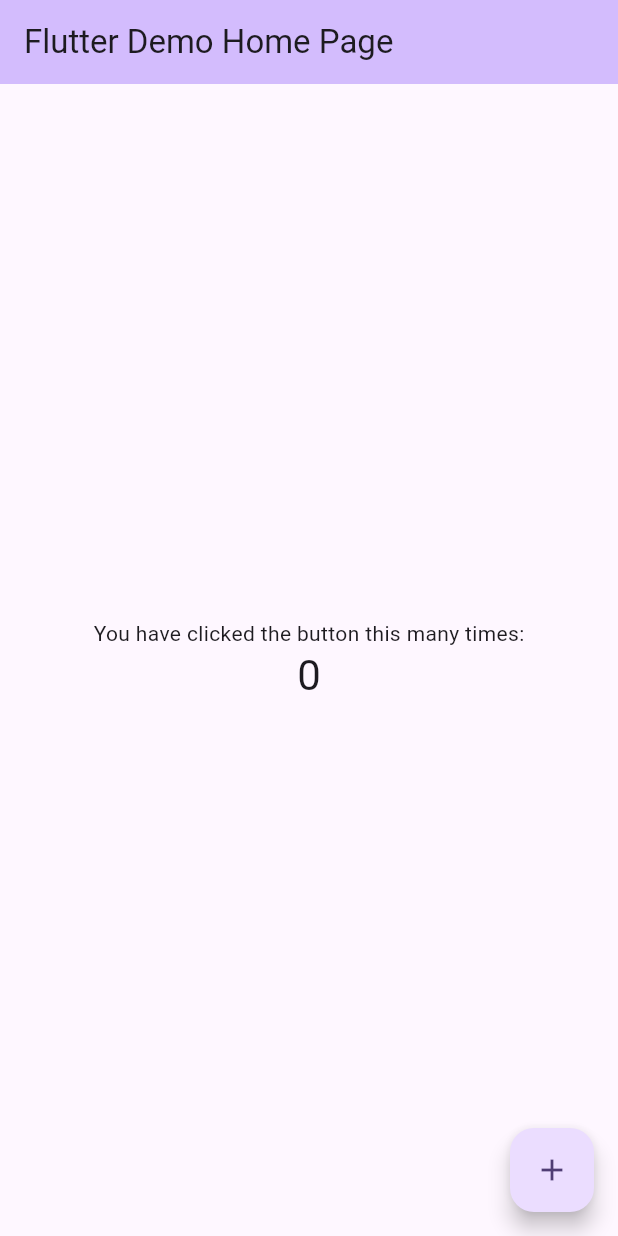
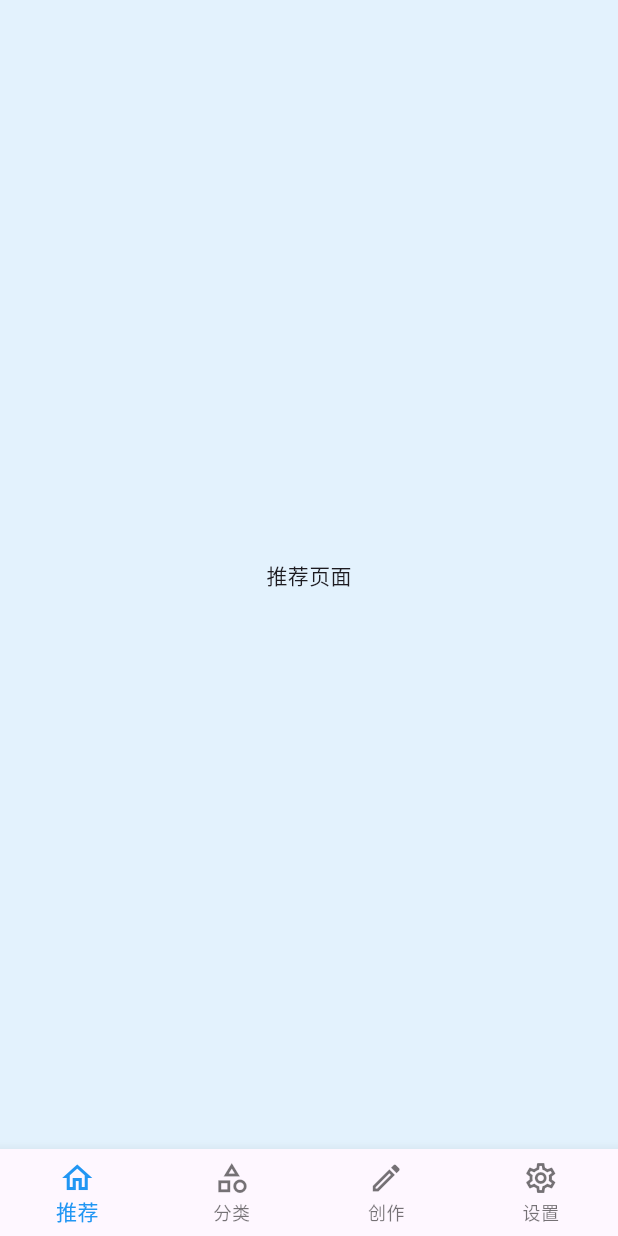
Before and after one commit to imlvyao/Dogtail, a Flutter app: the screen it shows after launch, on a phone screen of 412 x 824 dp. Run offline on Flutter 3.47's test engine with Material 3 defaults, Android fonts, the light colour scheme and no system bars.

Commit message:
下部导航demo

```diff
--- a/dogtailclient/lib/main.dart
+++ b/dogtailclient/lib/main.dart
@@ -1,125 +1,108 @@
 import 'package:flutter/material.dart';
 
-void main() {
-  runApp(const MyApp());
+void main() => runApp(MyApp());
+
+class MyApp extends StatefulWidget {
+  @override
+  _MyAppState createState() => _MyAppState();
 }
 
-class MyApp extends StatelessWidget {
-  const MyApp({super.key});
+class _MyAppState extends State<MyApp> {
+  int _selectedIndex = 0;
+  final List<Widget> _widgetOptions = <Widget>[
+    HomePage(), // 推荐页面
+    CategoryPage(), // 分类页面
+    CreatePage(), // 创作页面
+    SettingPage(), // 设置页面
+  ];
 
-  // This widget is the root of your application.
-  @override
-  Widget build(BuildContext context) {
-    return MaterialApp(
-      title: 'Flutter Demo',
-      theme: ThemeData(
-        // This is the theme of your application.
-        //
-        // TRY THIS: Try running your application with "flutter run". You'll see
-        // the application has a purple toolbar. Then, without quitting the app,
-        // try changing the seedColor in the colorScheme below to Colors.green
-        // and then invoke "hot reload" (save your changes or press the "hot
-        // reload" button in a Flutter-supported IDE, or press "r" if you used
-        // the command line to start the app).
-        //
-        // Notice that the counter didn't reset back to zero; the application
-        // state is not lost during the reload. To reset the state, use hot
-        // restart instead.
-        //
-        // This works for code too, not just values: Most code changes can be
-        // tested with just a hot reload.
-        colorScheme: ColorScheme.fromSeed(seedColor: Colors.deepPurple),
-        useMaterial3: true,
-      ),
-      home: const MyHomePage(title: 'Flutter Demo Home Page'),
-    );
-  }
-}
-
-class MyHomePage extends StatefulWidget {
-  const MyHomePage({super.key, required this.title});
-
-  // This widget is the home page of your application. It is stateful, meaning
-  // that it has a State object (defined below) that contains fields that affect
-  // how it looks.
-
-  // This class is the configuration for the state. It holds the values (in this
-  // case the title) provided by the parent (in this case the App widget) and
-  // used by the build method of the State. Fields in a Widget subclass are
-  // always marked "final".
-
-  final String title;
-
-  @override
-  State<MyHomePage> createState() => _MyHomePageState();
-}
-
-class _MyHomePageState extends State<MyHomePage> {
-  int _counter = 0;
-
-  void _incrementCounter() {
+  void _onItemTapped(int index) {
     setState(() {
-      // This call to setState tells the Flutter framework that something has
-      // changed in this State, which causes it to rerun the build method below
-      // so that the display can reflect the updated values. If we changed
-      // _counter without calling setState(), then the build method would not be
-      // called again, and so nothing would appear to happen.
-      _counter++;
+      _selectedIndex = index;
     });
   }
 
   @override
   Widget build(BuildContext context) {
-    // This method is rerun every time setState is called, for instance as done
-    // by the _incrementCounter method above.
-    //
-    // The Flutter framework has been optimized to make rerunning build methods
-    // fast, so that you can just rebuild anything that needs updating rather
-    // than having to individually change instances of widgets.
-    return Scaffold(
-      appBar: AppBar(
-        // TRY THIS: Try changing the color here to a specific color (to
-        // Colors.amber, perhaps?) and trigger a hot reload to see the AppBar
-        // change color while the other colors stay the same.
-        backgroundColor: Theme.of(context).colorScheme.inversePrimary,
-        // Here we take the value from the MyHomePage object that was created by
-        // the App.build method, and use it to set our appbar title.
-        title: Text(widget.title),
+    return MaterialApp(
+      title: '底部导航示例',
+      theme: ThemeData(
+        primarySwatch: Colors.blue,
       ),
-      body: Center(
-        // Center is a layout widget. It takes a single child and positions it
-        // in the middle of the parent.
-        child: Column(
-          // Column is also a layout widget. It takes a list of children and
-          // arranges them vertically. By default, it sizes itself to fit its
-          // children horizontally, and tries to be as tall as its parent.
-          //
-          // Column has various properties to control how it sizes itself and
-          // how it positions its children. Here we use mainAxisAlignment to
-          // center the children vertically; the main axis here is the vertical
-          // axis because Columns are vertical (the cross axis would be
-          // horizontal).
-          //
-          // TRY THIS: Invoke "debug painting" (choose the "Toggle Debug Paint"
-          // action in the IDE, or press "p" in the console), to see the
-          // wireframe for each widget.
-          mainAxisAlignment: MainAxisAlignment.center,
-          children: <Widget>[
-            const Text(
-              'You have clicked the button this many times:',
+      home: Scaffold(
+        // appBar: AppBar(
+        //   title: Text("开始界面"),
+        // ),
+        body: IndexedStack(
+          index: _selectedIndex,
+          children: _widgetOptions,
+        ),
+        bottomNavigationBar: BottomNavigationBar(
+          type: BottomNavigationBarType.fixed,
+          items: const <BottomNavigationBarItem>[
+            BottomNavigationBarItem(
+              icon: Icon(Icons.home_outlined),
+              label: '推荐',
             ),
-            Text(
-              '$_counter',
-              style: Theme.of(context).textTheme.headlineMedium,
+            BottomNavigationBarItem(
+              icon: Icon(Icons.category_outlined),
+              label: '分类',
+            ),
+            BottomNavigationBarItem(
+              icon: Icon(Icons.create_outlined),
+              label: '创作',
+            ),
+            BottomNavigationBarItem(
+              icon: Icon(Icons.settings_outlined),
+              label: '设置',
             ),
           ],
+          currentIndex: _selectedIndex,
+          selectedItemColor: Colors.blue,
+          onTap: _onItemTapped,
         ),
       ),
-      floatingActionButton: FloatingActionButton(
-        onPressed: _incrementCounter,
-        tooltip: 'Increment',
-        child: const Icon(Icons.add),
-      ), // This trailing comma makes auto-formatting nicer for build methods.
     );
   }
 }
+
+// 示例页面，已添加背景色
+class HomePage extends StatelessWidget {
+  @override
+  Widget build(BuildContext context) {
+    return Container( // 添加Container包裹页面内容，并设置背景色
+      color: Colors.blue[50], // 示例颜色，你可以自定义
+      child: Center(child: Text('推荐页面')),
+    );
+  }
+}
+
+class CategoryPage extends StatelessWidget {
+  @override
+  Widget build(BuildContext context) {
+    return Container(
+      color: Colors.green[50],
+      child: Center(child: Text('分类页面')),
+    );
+  }
+}
+
+class CreatePage extends StatelessWidget {
+  @override
+  Widget build(BuildContext context) {
+    return Container(
+      color: Colors.pink[50],
+      child: Center(child: Text('创作页面')),
+    );
+  }
+}
+
+class SettingPage extends StatelessWidget {
+  @override
+  Widget build(BuildContext context) {
+    return Container(
+      color: Colors.yellow[50],
+      child: Center(child: Text('设置页面')),
+    );
+  }
+}
```
